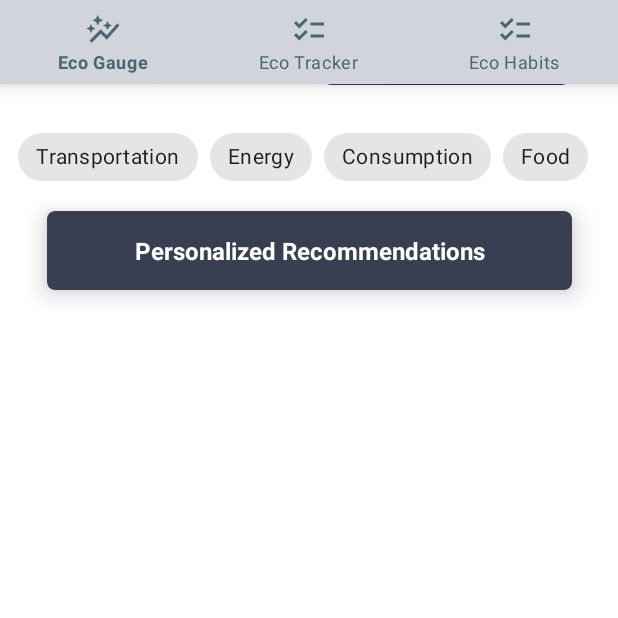
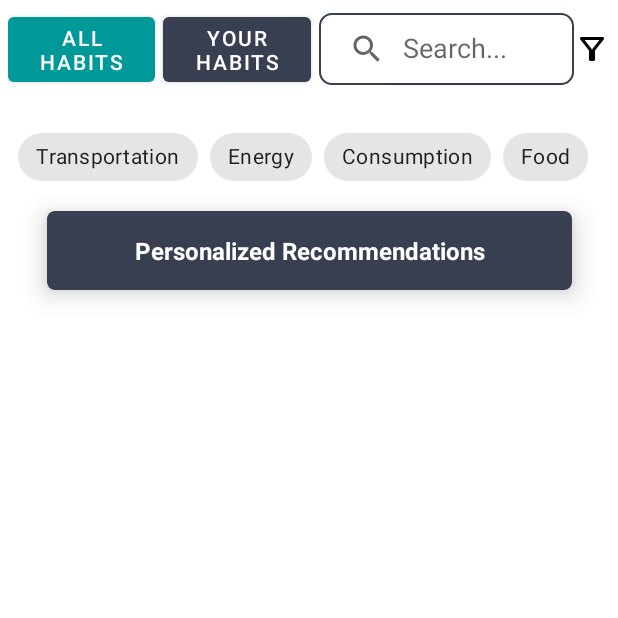
Before and after one commit to eeei3/B07Project, an Android app built with Jetpack Compose: the HabitsMenu screen opened directly, with no data from a screen before it, on a phone screen of 412 x 824 dp, the top half of it. Run offline under Robolectric (Android 15) with nearby library versions, the phone set to English and light mode, and no system bars; our stand-ins replace Firebase (no records; nobody signed in at launch, a user with empty details on screens opened directly).

Commit message:
chore: updating remote

```diff
--- a/app/src/main/AndroidManifest.xml
+++ b/app/src/main/AndroidManifest.xml
@@ -21,11 +21,6 @@
             android:exported="true"
             android:label="@string/app_name"
             android:theme="@style/Theme.Registration">
-            <intent-filter>
-                <action android:name="android.intent.action.MAIN" />
-
-                <category android:name="android.intent.category.LAUNCHER" />
-            </intent-filter>
         </activity>
         <activity
             android:name=".SurveyActivity"
@@ -49,6 +44,11 @@
         </activity>
         <activity android:name=".EntryActivity"
             android:exported="true">
+            <intent-filter>
+                <action android:name="android.intent.action.MAIN" />
+
+                <category android:name="android.intent.category.LAUNCHER" />
+            </intent-filter>
     </activity>
     </application>
 
--- a/app/src/main/java/com/example/b07project/FirebaseModel.java
+++ b/app/src/main/java/com/example/b07project/FirebaseModel.java
@@ -198,7 +198,8 @@ public class FirebaseModel extends Model {
      */
     public FirebaseModel(String userid) {
 //        this.userid = userid;  //This is the production line
-        this.userid = FirebaseAuth.getInstance().getUid(); // This is for testing
+//        this.userid = FirebaseAuth.getInstance().getUid(); // This is for testing
+        this.userid = "1111111";
         db = FirebaseDatabase.getInstance("https://b07project-b43b0-default-rtdb.firebaseio.com/");
         dbworker = db.getInstance().getReference();
     }
--- a/app/src/main/java/com/example/b07project/HabitsDetailsDialogFragment.java
+++ b/app/src/main/java/com/example/b07project/HabitsDetailsDialogFragment.java
@@ -1,6 +1,7 @@
 package com.example.b07project;
 
 import android.os.Bundle;
+import android.util.Log;
 import android.view.LayoutInflater;
 import android.view.View;
 import android.view.ViewGroup;
@@ -126,9 +127,11 @@ public class HabitsDetailsDialogFragment extends DialogFragment {
                 Toast.makeText(requireContext(), "Habit already added.", Toast.LENGTH_SHORT).show();
             } else {
                 // if habit not yet adopted, launch a dialog for the user to set their goals
+                Log.e("fuck", "bruh1");
                 dismiss();
                 HabitsSetGoalsDialogFragment setGoalsDialog = HabitsSetGoalsDialogFragment.newInstance(getArguments().getString(argHabitDesc));
                 setGoalsDialog.show(getParentFragmentManager(), "SetGoalsDialog");
+                Log.e("fuck", "bruh2");
 
                 // notify the activity that the habit has been updated by calling onHabitUpdated
                 if (getActivity() instanceof OnHabitUpdatedListener) {
--- a/app/src/main/java/com/example/b07project/HabitsMenu.java
+++ b/app/src/main/java/com/example/b07project/HabitsMenu.java
@@ -213,9 +213,6 @@ public class HabitsMenu extends AppCompatActivity implements OnHabitUpdatedListe
                 return true;
             }
         });
-
-
-
     }
 
     /**
--- a/app/src/main/java/com/example/b07project/HabitsSetGoalsDialogFragment.java
+++ b/app/src/main/java/com/example/b07project/HabitsSetGoalsDialogFragment.java
@@ -3,6 +3,7 @@ package com.example.b07project;
 import android.os.Bundle;
 import android.text.Editable;
 import android.text.TextWatcher;
+import android.util.Log;
 import android.view.LayoutInflater;
 import android.view.View;
 import android.view.ViewGroup;
@@ -63,6 +64,7 @@ public class HabitsSetGoalsDialogFragment extends DialogFragment {
     @Nullable
     @Override
     public View onCreateView(@NonNull LayoutInflater inflater, @Nullable ViewGroup container, @Nullable Bundle savedInstanceState) {
+        Log.e("fuck", "bruh3");
         View view = inflater.inflate(R.layout.setting_goals_user, container, false);
 
         // find all interactive/core components of this view
@@ -105,7 +107,7 @@ public class HabitsSetGoalsDialogFragment extends DialogFragment {
                 // sync timesSeekbar with timesEditText
                 if (!timesEditText.getText().toString().isEmpty()) {
                     timesEditText.setText(String.valueOf(progress));
-                    timesEditText.setSelection(timesEditText.getText().length());
+                    //timesEditText.setSelection(timesEditText.getText().length());
                 }
             }
 
--- a/app/src/main/res/layout/habits_main_page.xml
+++ b/app/src/main/res/layout/habits_main_page.xml
@@ -1,11 +1,9 @@
 <?xml version="1.0" encoding="utf-8"?>
-<RelativeLayout android:layout_width="match_parent"
+
+<androidx.constraintlayout.widget.ConstraintLayout
+    android:layout_width="match_parent"
     android:layout_height="match_parent"
     xmlns:android="http://schemas.android.com/apk/res/android"
-    xmlns:app="http://schemas.android.com/apk/res-auto">
-<androidx.constraintlayout.widget.ConstraintLayout xmlns:android="http://schemas.android.com/apk/res/android"
-    android:layout_width="match_parent"
-    android:layout_height="match_parent"
     xmlns:app="http://schemas.android.com/apk/res-auto">
 
 
@@ -144,17 +142,3 @@
 
 
 </androidx.constraintlayout.widget.ConstraintLayout>
-    <com.google.android.material.bottomnavigation.BottomNavigationView
-        android:id="@+id/bottomview"
-        android:layout_width="match_parent"
-        android:layout_height="wrap_content"
-
-        android:background="@color/menu_color"
-        android:visibility="visible"
-        app:itemIconTint="@color/menu_text_color"
-        app:itemTextColor="@color/menu_text_color"
-        app:layout_constraintBottom_toBottomOf="parent"
-        app:layout_constraintEnd_toEndOf="parent"
-        app:layout_constraintStart_toStartOf="parent"
-        app:menu="@menu/option_menu" />
-</RelativeLayout>
```
